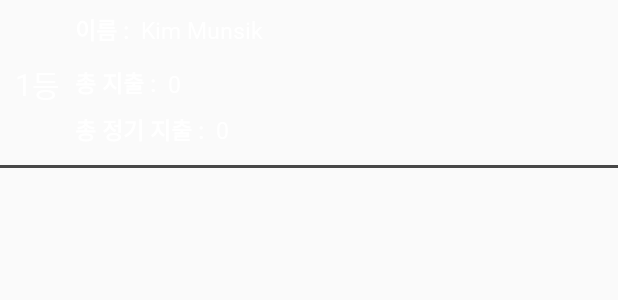
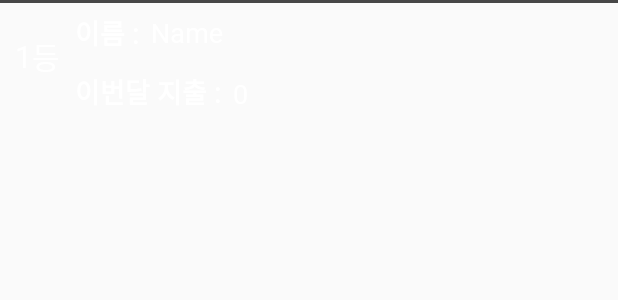
Before and after one commit to JeongJongMun/YourAccountBook, an Android app: the layout ranking_list.xml on its own in the app's theme, with its tools: preview values and no code run, on a phone screen of 412 x 824 dp. Shown: the top 300 px of the screen. Run offline under Robolectric (Android 15) with nearby library versions, the phone set to English and light mode, and no system bars; network calls fail.

Commit message:
ro tlqkf

```diff
--- a/app/src/main/java/com/example/bankappds/Datas.kt
+++ b/app/src/main/java/com/example/bankappds/Datas.kt
@@ -48,5 +48,4 @@ class Expenditure(
 // 랭킹을 위한 데이터 클래스
 data class FireStoreData(
     var Name : String? = null,
-    var TotalExpense: Int? = null,
-    var RegTotalExpense: Int? = null)
+    var MonthExpense: Int = 0)
--- a/app/src/main/java/com/example/bankappds/repository/Repository.kt
+++ b/app/src/main/java/com/example/bankappds/repository/Repository.kt
@@ -166,7 +166,11 @@ class Repository {
     fun postRegExpenditureMap(newValue: MutableMap<String, MutableList<Expenditure>>?) {
         regExpenditureMapRef.setValue(newValue)
     }
-
+    // 총지출, 고정지출들은 realTime, cloud 에 저장
+    fun postMonthExpense(email: String, newValue: Int) {
+        totalExpenseRef.setValue(newValue)
+        db.collection("Users").document(email).update("MonthExpense", newValue)
+    }
     // 총지출, 고정지출들은 realTime, cloud 에 저장
     fun postTotalExpense(email: String, newValue: Int) {
         totalExpenseRef.setValue(newValue)
--- a/app/src/main/res/layout/ranking_list.xml
+++ b/app/src/main/res/layout/ranking_list.xml
@@ -11,9 +11,9 @@
         android:layout_width="wrap_content"
         android:layout_height="wrap_content"
         android:layout_marginTop="12dp"
-        android:text="총 지출 :"
+        android:text="이번달 지출 :"
         android:textColor="@color/white"
-        android:textSize="15dp"
+        android:textSize="18sp"
         android:textStyle="bold"
         app:layout_constraintStart_toStartOf="@+id/textView23"
         app:layout_constraintTop_toBottomOf="@+id/textView23" />
@@ -23,62 +23,37 @@
         android:layout_width="wrap_content"
         android:layout_height="wrap_content"
         android:layout_marginStart="8dp"
-        android:text="Kim Munsik"
+        android:text="Name"
         android:textColor="@color/white"
-        android:textSize="15dp"
+        android:textSize="18sp"
         app:layout_constraintBottom_toBottomOf="@+id/textView23"
         app:layout_constraintStart_toEndOf="@+id/textView23"
         app:layout_constraintTop_toTopOf="@+id/textView23" />
 
     <TextView
-        android:id="@+id/txt_totalExpense"
+        android:id="@+id/txt_monthexpense"
         android:layout_width="wrap_content"
         android:layout_height="wrap_content"
         android:layout_marginStart="8dp"
         android:text="0"
         android:textColor="@color/white"
-        android:textSize="15dp"
+        android:textSize="18sp"
         app:layout_constraintBottom_toBottomOf="@+id/textView25"
         app:layout_constraintStart_toEndOf="@+id/textView25"
         app:layout_constraintTop_toTopOf="@+id/textView25"
         app:layout_constraintVertical_bias="1.0" />
-
-    <TextView
-        android:id="@+id/textView27"
-        android:layout_width="wrap_content"
-        android:layout_height="wrap_content"
-        android:layout_marginTop="8dp"
-        android:text="총 정기 지출 :"
-        android:textColor="@color/white"
-        android:textSize="15dp"
-        android:textStyle="bold"
-        app:layout_constraintStart_toStartOf="@+id/textView25"
-        app:layout_constraintTop_toBottomOf="@+id/textView25" />
-
-    <TextView
-        android:id="@+id/txt_totalRegExpense"
-        android:layout_width="wrap_content"
-        android:layout_height="wrap_content"
-        android:layout_marginStart="8dp"
-        android:text="0"
-        android:textColor="@color/white"
-        android:textSize="15dp"
-        app:layout_constraintBottom_toBottomOf="@+id/textView27"
-        app:layout_constraintStart_toEndOf="@+id/textView27"
-        app:layout_constraintTop_toTopOf="@+id/textView27" />
 
     <View
         android:id="@+id/view"
         android:layout_width="match_parent"
         android:layout_height="2dp"
         android:layout_centerInParent="true"
-        android:layout_marginTop="12dp"
         android:background="#474747"
         app:layout_constraintEnd_toEndOf="parent"
         app:layout_constraintHorizontal_bias="1.0"
         app:layout_constraintStart_toStartOf="parent"
-        app:layout_constraintTop_toBottomOf="@+id/textView27"
-        tools:ignore="MissingConstraints" />
+        tools:ignore="MissingConstraints"
+        tools:layout_editor_absoluteY="88dp" />
 
     <TextView
         android:id="@+id/textView23"
@@ -89,7 +64,7 @@
         android:text="이름 :"
         android:textAlignment="viewStart"
         android:textColor="@color/white"
-        android:textSize="15dp"
+        android:textSize="18sp"
         android:textStyle="bold"
         app:layout_constraintStart_toStartOf="parent"
         app:layout_constraintTop_toTopOf="parent" />
```
Also changed, not shown: app/src/main/java/com/example/bankappds/RankingAdapter.kt (+3 -4 lines), app/src/main/java/com/example/bankappds/viewmodel/DataViewModel.kt (+16 -6 lines).
